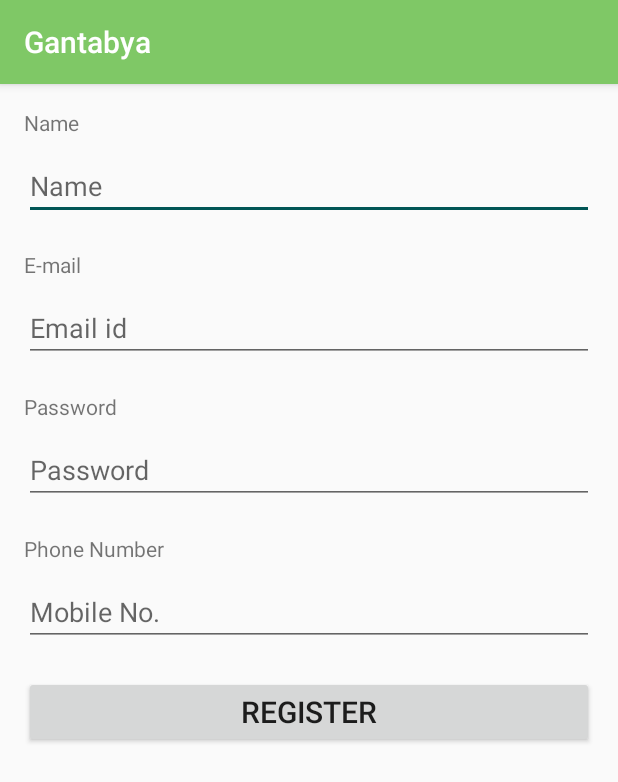
After one commit to devu10/Project, an Android app: the RegisterActivity screen opened directly, with no data from a screen before it, on a phone screen of 412 x 824 dp. The commit adds this screen. Shown: the top 782 px of the screen. Run offline under Robolectric (Android 15) with nearby library versions, the phone set to English and light mode, and no system bars.

Commit message:
login added

```diff
--- a/SmartTravelCompanion/app/build.gradle
+++ b/SmartTravelCompanion/app/build.gradle
@@ -6,7 +6,7 @@
 
     defaultConfig {
         applicationId "test.com.smarttravelcompanion"
-        minSdkVersion 14
+        minSdkVersion 15
         targetSdkVersion 23
         versionCode 1
         versionName "1.0"
@@ -25,4 +25,5 @@
     compile 'com.android.support:appcompat-v7:23.1.1'
     compile 'com.android.support:design:23.1.1'
     compile 'com.google.android.gms:play-services:8.3.0'
+    compile 'com.facebook.android:facebook-android-sdk:4.6.0'
 }
--- /dev/null
+++ b/SmartTravelCompanion/app/src/main/java/test/com/smarttravelcompanion/login/RegisterActivity.java
@@ -0,0 +1,38 @@
+package test.com.smarttravelcompanion.login;
+
+import android.support.v7.app.AppCompatActivity;
+import android.os.Bundle;
+import android.view.View;
+import android.widget.Button;
+import android.widget.EditText;
+
+import test.com.smarttravelcompanion.R;
+
+public class RegisterActivity extends AppCompatActivity implements View.OnClickListener {
+
+    Button bregister;
+    EditText edEmail,edPassword,edName,edPhone;
+
+    @Override
+    protected void onCreate(Bundle savedInstanceState) {
+        super.onCreate(savedInstanceState);
+        setContentView(R.layout.activity_register);
+
+        bregister = (Button)findViewById(R.id.bregister);
+
+        edEmail = (EditText) findViewById(R.id.edEmail);
+        edPassword = (EditText) findViewById(R.id.edPassword);
+        edName = (EditText) findViewById(R.id.edName);
+        edPhone = (EditText) findViewById(R.id.edPhone);
+
+        bregister.setOnClickListener(this);
+    }
+
+    @Override
+    public void onClick(View v) {
+        switch (v.getId()){
+            case R.id.bregister:
+                break;
+        }
+    }
+}
--- /dev/null
+++ b/SmartTravelCompanion/app/src/main/res/layout/activity_register.xml
@@ -0,0 +1,85 @@
+<?xml version="1.0" encoding="utf-8"?>
+<LinearLayout xmlns:android="http://schemas.android.com/apk/res/android"
+    xmlns:tools="http://schemas.android.com/tools"
+    android:layout_width="match_parent"
+    android:layout_height="match_parent"
+    android:paddingBottom="@dimen/activity_vertical_margin"
+    android:paddingLeft="@dimen/activity_horizontal_margin"
+    android:paddingRight="@dimen/activity_horizontal_margin"
+    android:paddingTop="@dimen/activity_vertical_margin"
+    tools:context=".login.RegisterActivity"
+    android:orientation="vertical">
+
+    <TextView
+        android:layout_width="wrap_content"
+        android:layout_height="wrap_content"
+        android:text="Name" />
+    <EditText
+        android:layout_marginTop="10dp"
+        android:layout_marginBottom="10dp"
+        android:layout_width="match_parent"
+        android:layout_height="wrap_content"
+        android:id="@+id/edName"
+        android:ems="10"
+        android:maxLength="30"
+        android:hint="Name"
+        android:inputType="textPersonName"/>
+    <TextView
+        android:layout_width="wrap_content"
+        android:layout_height="wrap_content"
+        android:text="E-mail"
+        android:layout_marginTop="10dp"/>
+    <EditText
+        android:layout_marginTop="10dp"
+        android:layout_marginBottom="10dp"
+        android:layout_width="match_parent"
+        android:layout_height="wrap_content"
+        android:id="@+id/edEmail"
+        android:ems="10"
+        android:hint="Email id"
+        android:maxLength="40"
+        android:inputType="textEmailAddress" />
+    <TextView
+        android:layout_marginTop="10dp"
+        android:layout_width="wrap_content"
+        android:layout_height="wrap_content"
+        android:text="Password"/>
+    <EditText
+        android:layout_marginBottom="10dp"
+        android:layout_width="match_parent"
+        android:layout_height="wrap_content"
+        android:id="@+id/edPassword"
+        android:ems="10"
+        android:maxLength="40"
+        android:focusable="true"
+        android:focusableInTouchMode="true"
+        android:hint="Password"
+        android:inputType="textPassword"
+        android:maxLines="1"
+        android:singleLine="true"
+        android:layout_marginTop="10dp"/>
+    <TextView
+        android:layout_width="wrap_content"
+        android:layout_height="wrap_content"
+        android:text="Phone Number"
+        android:layout_marginTop="10dp"/>
+    <EditText
+        android:layout_marginTop="10dp"
+        android:layout_marginBottom="10dp"
+        android:layout_width="match_parent"
+        android:layout_height="wrap_content"
+        android:id="@+id/edPhone"
+        android:hint="Mobile No."
+        android:maxLength="10"
+        android:inputType="phone"/>
+
+    <Button
+        android:id="@+id/bregister"
+        android:layout_width="match_parent"
+        android:layout_height="wrap_content"
+        android:layout_marginTop="10dp"
+        android:text="Register"
+        android:textSize="20sp" />
+
+
+</LinearLayout>
--- a/SmartTravelCompanion/app/src/main/res/values/strings.xml
+++ b/SmartTravelCompanion/app/src/main/res/values/strings.xml
@@ -6,4 +6,5 @@
 
     <string name="action_settings">Settings</string>
     <string name="title_activity_current_location">Map</string>
+    <string name="application_id_here"></string>
 </resources>
```
Also changed, not shown: SmartTravelCompanion/app/src/main/AndroidManifest.xml (+17 -5 lines), SmartTravelCompanion/app/src/main/java/test/com/smarttravelcompanion/MainActivity.java (+9 -6 lines), SmartTravelCompanion/app/src/main/java/test/com/smarttravelcompanion/login/FacebookLogin.java (added, +137 -0 lines), SmartTravelCompanion/app/src/main/java/test/com/smarttravelcompanion/login/LoginActivity.java (added, +58 -0 lines), SmartTravelCompanion/app/src/main/res/layout/activity_login.xml (added, +72 -0 lines), SmartTravelCompanion/app/src/main/res/layout/content_main.xml (+10 -1 lines), SmartTravelCompanion/app/src/main/res/menu/activity_main_drawer.xml (+7 -8 lines).
